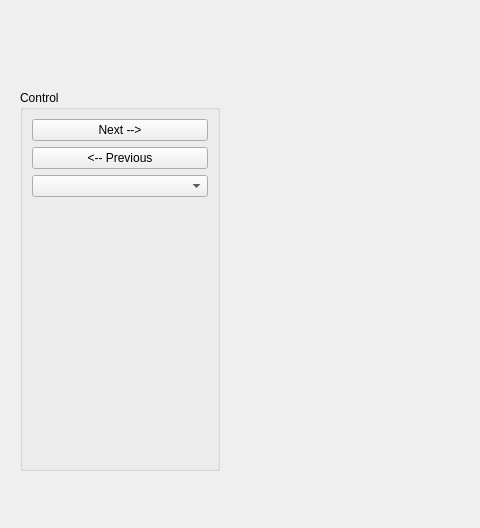
Old version of the form viewPicturesUiDesign.ui in the repository MikhailButs/He_multich_analysis; both pictures show x 0 to 480 and y 0 to 528 of the 720 by 751 pixel window.
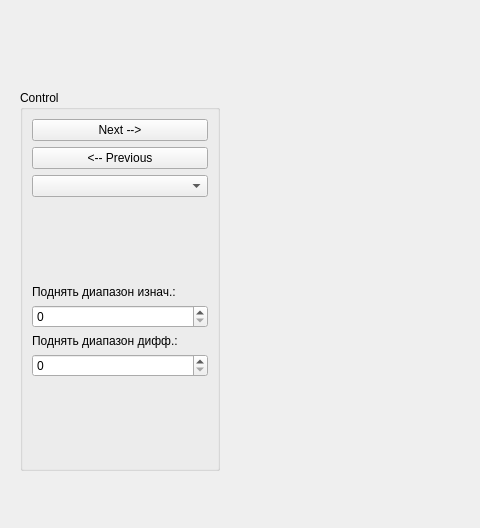
New version of the form.

Diff of the .ui file:
```diff
--- a/viewPicturesUiDesign.ui
+++ b/viewPicturesUiDesign.ui
@@ -55,6 +55,47 @@
     <item>
      <widget class="QComboBox" name="picNum_comboBox"/>
     </item>
+    <item>
+     <spacer name="verticalSpacer_2">
+      <property name="orientation">
+       <enum>Qt::Vertical</enum>
+      </property>
+      <property name="sizeHint" stdset="0">
+       <size>
+        <width>20</width>
+        <height>40</height>
+       </size>
+      </property>
+     </spacer>
+    </item>
+    <item>
+     <widget class="QLabel" name="diap_init_label">
+      <property name="text">
+       <string>Поднять диапазон изнач.:</string>
+      </property>
+     </widget>
+    </item>
+    <item>
+     <widget class="QSpinBox" name="diap_init_spinBox">
+      <property name="maximum">
+       <number>255</number>
+      </property>
+     </widget>
+    </item>
+    <item>
+     <widget class="QLabel" name="diap_diff_label">
+      <property name="text">
+       <string>Поднять диапазон дифф.:</string>
+      </property>
+     </widget>
+    </item>
+    <item>
+     <widget class="QSpinBox" name="diap_diff_spinBox">
+      <property name="maximum">
+       <number>255</number>
+      </property>
+     </widget>
+    </item>
     <item>
      <spacer name="verticalSpacer">
       <property name="orientation">
```
